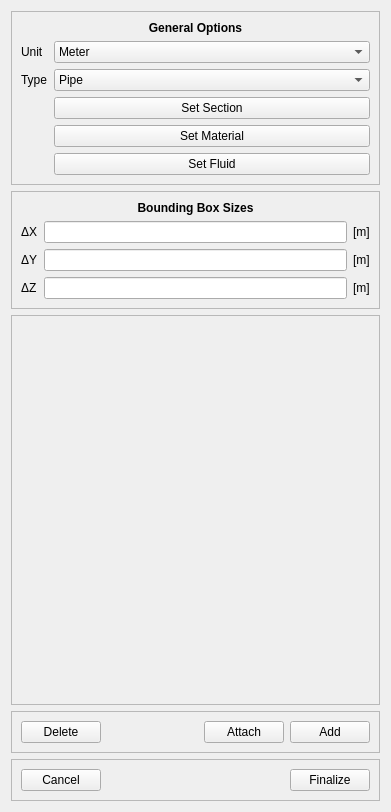
Above: pulse/interface/ui_files/model/geometry/test_geometry_designer_widget.ui from open-pulse/OpenPulse before the change. Below: the same form after it.
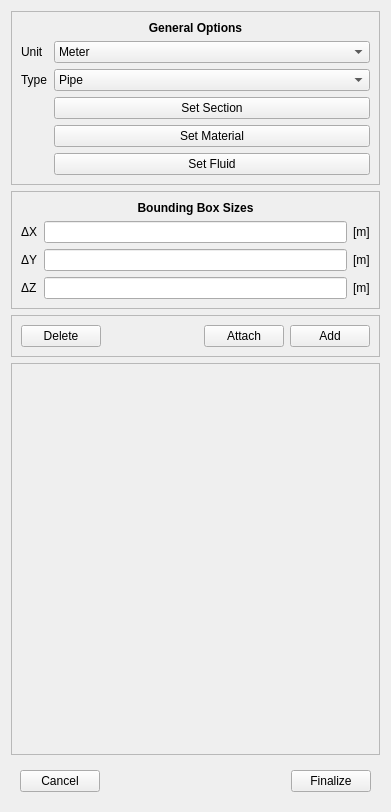
That is the form after the change.

Commit message: update geometry designer widget

```diff
--- a/pulse/interface/ui_files/model/geometry/test_geometry_designer_widget.ui
+++ b/pulse/interface/ui_files/model/geometry/test_geometry_designer_widget.ui
@@ -254,23 +254,6 @@
      </layout>
     </widget>
    </item>
-   <item>
-    <widget class="QStackedWidget" name="options_stack_widget">
-     <property name="frameShape">
-      <enum>QFrame::StyledPanel</enum>
-     </property>
-     <property name="frameShadow">
-      <enum>QFrame::Raised</enum>
-     </property>
-     <property name="currentIndex">
-      <number>0</number>
-     </property>
-     <widget class="QWidget" name="empty_widget">
-      <layout class="QVBoxLayout" name="verticalLayout_5"/>
-     </widget>
-     <widget class="QWidget" name="page_2"/>
-    </widget>
-   </item>
    <item>
     <widget class="QFrame" name="remove_attach_add_frame">
      <property name="frameShape">
@@ -323,10 +306,27 @@
      </layout>
     </widget>
    </item>
+   <item>
+    <widget class="QStackedWidget" name="options_stack_widget">
+     <property name="frameShape">
+      <enum>QFrame::StyledPanel</enum>
+     </property>
+     <property name="frameShadow">
+      <enum>QFrame::Raised</enum>
+     </property>
+     <property name="currentIndex">
+      <number>0</number>
+     </property>
+     <widget class="QWidget" name="empty_widget">
+      <layout class="QVBoxLayout" name="verticalLayout_5"/>
+     </widget>
+     <widget class="QWidget" name="page_2"/>
+    </widget>
+   </item>
    <item>
     <widget class="QFrame" name="frame">
      <property name="frameShape">
-      <enum>QFrame::StyledPanel</enum>
+      <enum>QFrame::NoFrame</enum>
      </property>
      <property name="frameShadow">
       <enum>QFrame::Raised</enum>
```
